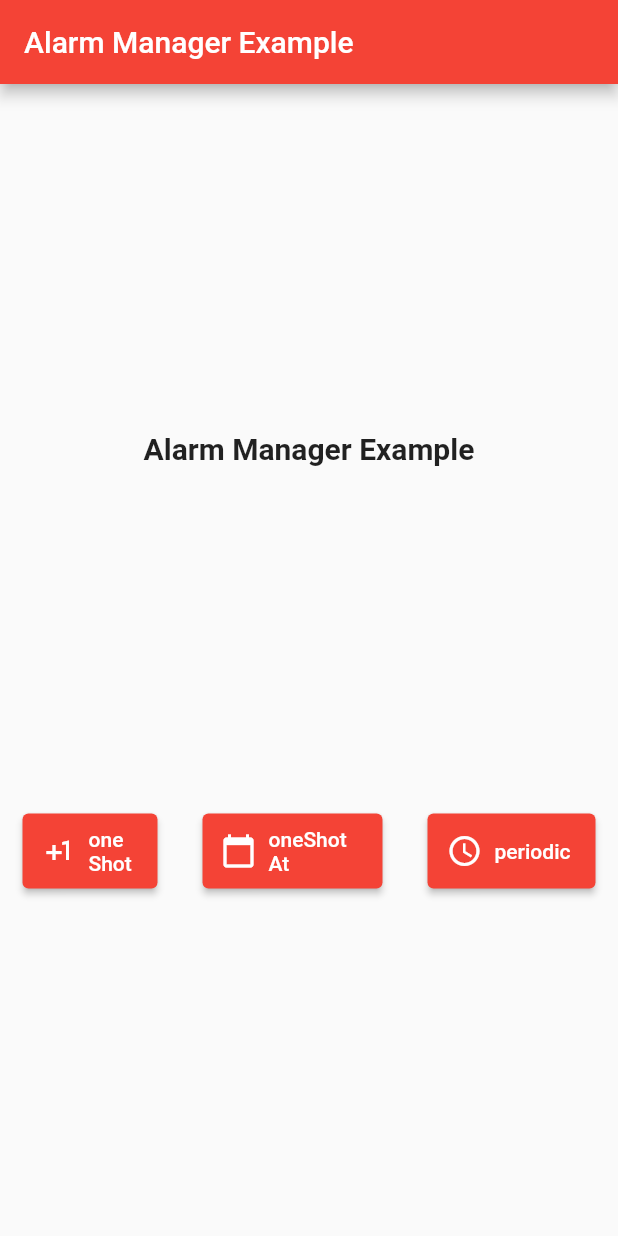
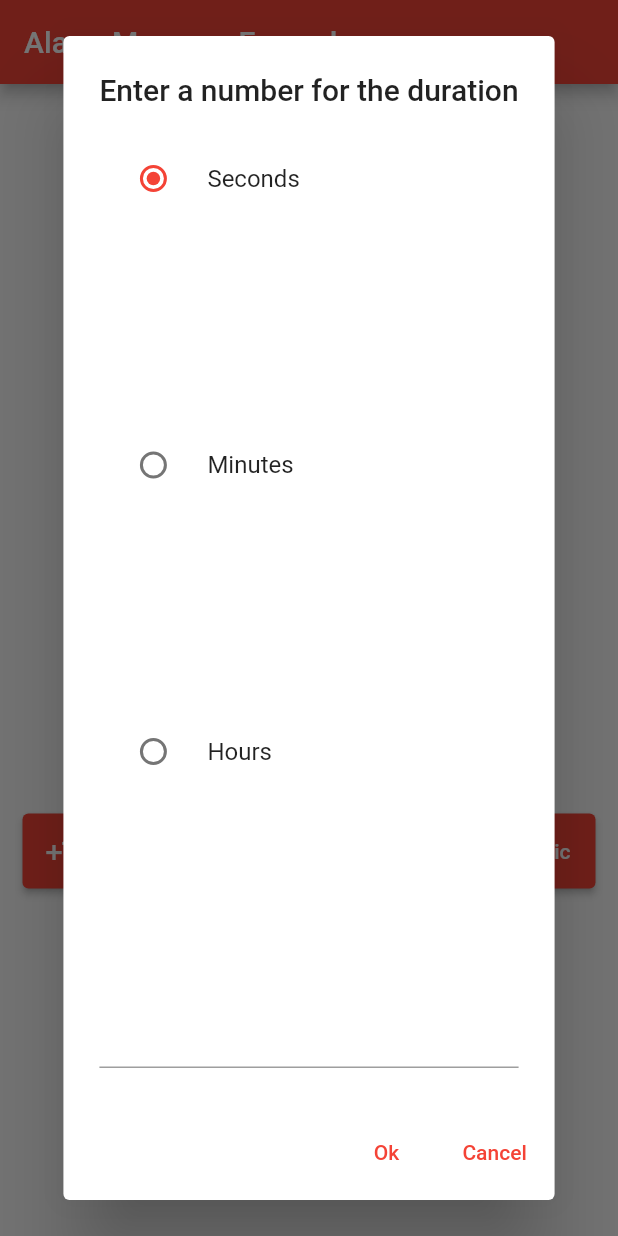
Before and after one commit to TomerPacific/MediumArticles, a Flutter app: the screen it shows after launch, after a tap on "periodic", on a phone screen of 412 x 824 dp. Run offline on Flutter 3.47's test engine with Material 2 defaults, Android fonts, the light colour scheme and no system bars; our stand-ins replace geolocator, webview_flutter; missing offline and left inert: android_alarm_manager_plus.

Commit message:
MediumArticles AlarmManager logic to choose duration in periodic alarm

```diff
--- a/alarm_manager_example/lib/main.dart
+++ b/alarm_manager_example/lib/main.dart
@@ -62,7 +62,8 @@ class _MyHomePageState extends State<MyHomePage> {
   }
 
   void _schedulePeriodicAlarm() async {
-    await AndroidAlarmManager.periodic(const Duration(seconds: 10), _periodicTaskId, _periodicTaskCallback);
+    Duration duration = await _chooseDuration();
+    await AndroidAlarmManager.periodic(duration, _periodicTaskId, _periodicTaskCallback);
   }
 
   Future<Duration> _chooseDuration() async {
```
